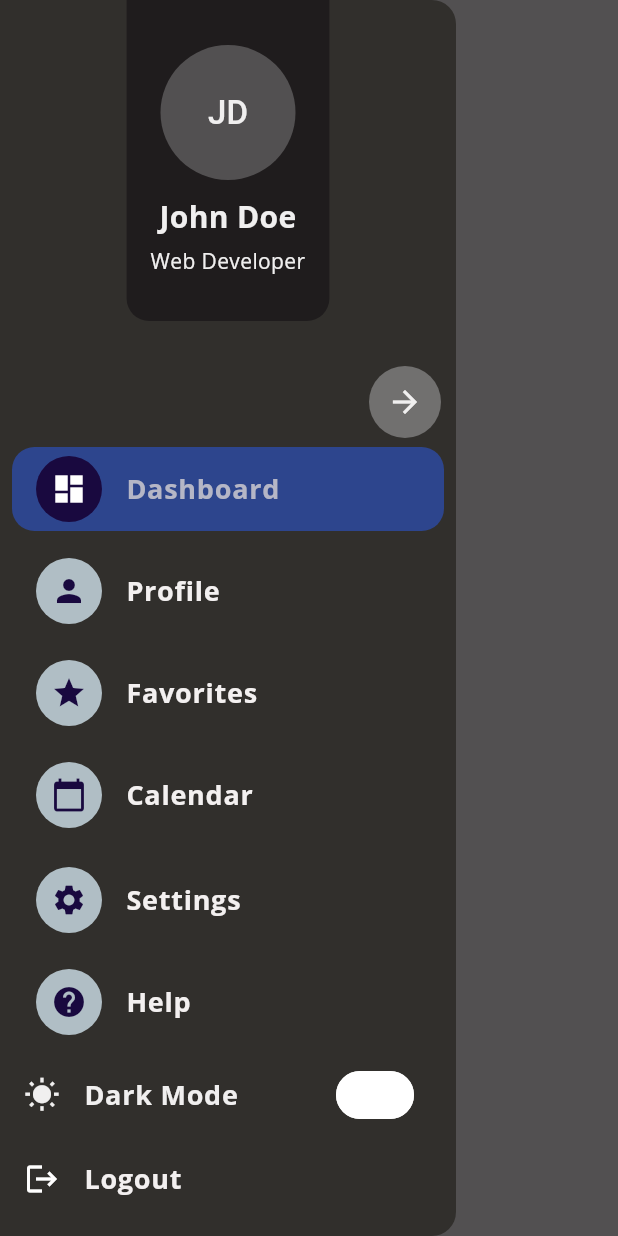
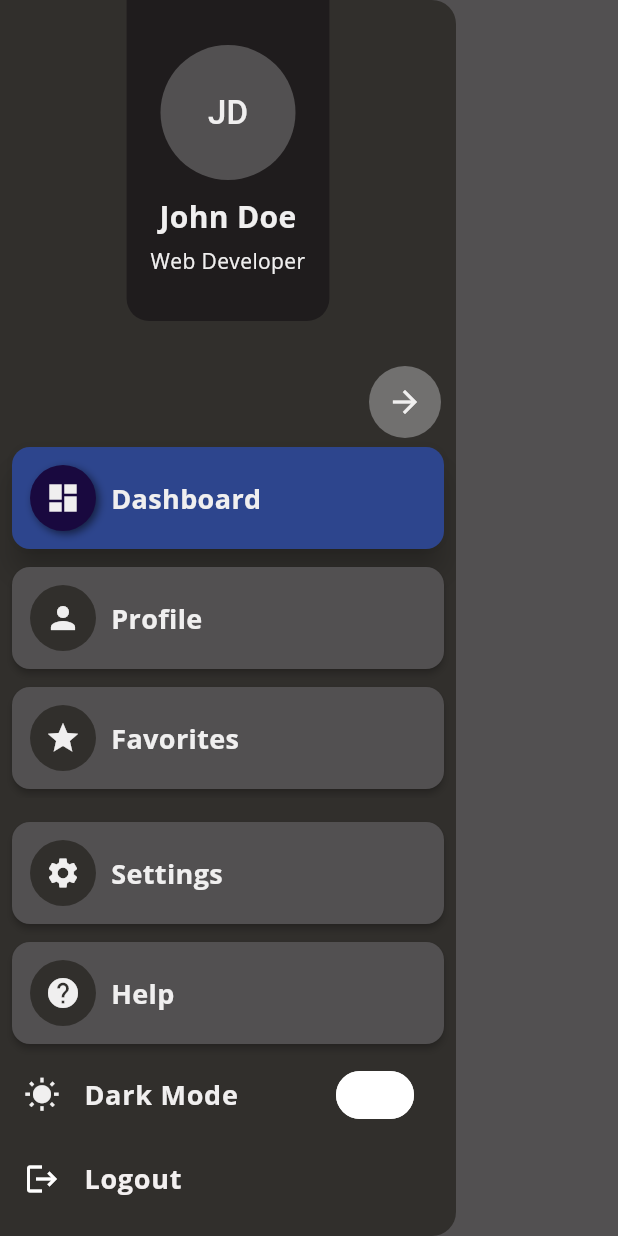
Before and after one commit to Abdirahmannor/task_manager_app, a Flutter app: the SidebarDrawer widget shown alone on an empty page, opened directly with empty values, on a phone screen of 412 x 824 dp. Run offline on Flutter 3.47's test engine with Material 3 defaults, Android fonts, the light colour scheme and no system bars; our stand-ins replace google_fonts, hive, hive_flutter, shared_preferences, sqflite, table_calendar; missing offline and left inert: bitsdojo_window, window_manager; accounts and stored records are empty.

Commit message:
Updated SidebarTabCard for better design with shadows and rounded backgrounds.

```diff
--- a/lib/theme/app_theme.dart
+++ b/lib/theme/app_theme.dart
@@ -25,6 +25,7 @@ class AppTheme {
       Color(0xFFB0BEC5); // Light Mode Inactive icon color
   static const Color sidebarTextColor =
       Color.fromARGB(255, 243, 240, 240); // Light Mode Sidebar text color
+  static const Color lighticoncolor = textColor;
 
   static const Color buttonColor = Color(0xFF1A73E8); // Button Color
   static const Color textColor =
@@ -57,6 +58,7 @@ class AppTheme {
   static const Color darkSidebarTextColor =
       Color.fromARGB(255, 226, 222, 222); // Dark Mode Sidebar text color
   static const Color darkIsHover = Color.fromARGB(255, 25, 9, 63); // Dark Hover
+  static const Color darkiconcolor = darkTextColor;
 
   static final TextStyle sidebarTextStyle = GoogleFonts.openSans(
     fontSize: 18,
--- a/lib/ui/widgets/sidebar_drawer.dart
+++ b/lib/ui/widgets/sidebar_drawer.dart
@@ -4,6 +4,8 @@ import '../../theme/theme_manager.dart';
 import '../../theme/app_theme.dart';
 import '../screens/sign_in_screen.dart';
 import 'package:shared_preferences/shared_preferences.dart';
+
+import 'sidebar_tab_card.dart';
 
 class SidebarDrawer extends StatefulWidget {
   final Function(String) onPageSelected;
@@ -238,37 +240,10 @@ class _SidebarDrawerState extends State<SidebarDrawer> {
           isHovering = false; // Set hovering state to false
         });
       },
-      child: Container(
-        margin: const EdgeInsets.symmetric(horizontal: 8.0, vertical: 6.0),
-        decoration: BoxDecoration(
-          color: isActive || isHovering
-              ? AppTheme.sidebarSelectedColor
-              : Colors.transparent,
-          borderRadius: BorderRadius.circular(15),
-        ),
-        child: ListTile(
-          leading: Container(
-            padding: const EdgeInsets.all(10.0),
-            decoration: BoxDecoration(
-              color: isActive || isHovering
-                  ? AppTheme.darkIsHover
-                  : AppTheme.sidebarInactiveIconColor,
-              borderRadius: BorderRadius.circular(30),
-            ),
-            child: Icon(
-              icon,
-              color:
-                  isActive || isHovering ? Colors.white : AppTheme.darkIsHover,
-            ),
-          ),
-          title: Text(
-            label,
-            style: AppTheme.sidebarTextStyle.copyWith(
-              color: isActive
-                  ? const Color.fromARGB(199, 219, 214, 214)
-                  : AppTheme.sidebarTextColor,
-            ),
-          ),
+      child: SidebarTabCard(
+        title: label,
+        icon: icon,
+        isActive: isActive || isHovering,
         onTap: () {
           setState(() {
             activeTab = label; // Set the active tab
@@ -276,7 +251,6 @@ class _SidebarDrawerState extends State<SidebarDrawer> {
           widget.onPageSelected(label);
         },
       ),
-      ),
     );
   }
 }
--- /dev/null
+++ b/lib/ui/widgets/sidebar_tab_card.dart
@@ -0,0 +1,75 @@
+import 'package:flutter/material.dart';
+import 'package:google_fonts/google_fonts.dart';
+import '../../theme/app_theme.dart';
+
+class SidebarTabCard extends StatelessWidget {
+  final String title;
+  final IconData icon;
+  final bool isActive;
+  final VoidCallback onTap;
+
+  const SidebarTabCard({
+    Key? key,
+    required this.title,
+    required this.icon,
+    required this.isActive,
+    required this.onTap,
+  }) : super(key: key);
+
+  @override
+  Widget build(BuildContext context) {
+    final isDarkMode = Theme.of(context).brightness == Brightness.dark;
+
+    return GestureDetector(
+      onTap: onTap,
+      child: Card(
+        elevation: isActive ? 8 : 2, // Elevation based on active state
+        shape: RoundedRectangleBorder(
+          borderRadius: BorderRadius.circular(12), // Rounded corners
+        ),
+        margin: const EdgeInsets.symmetric(vertical: 6, horizontal: 8),
+        color:
+            isActive ? AppTheme.sidebarSelectedColor : AppTheme.backgroundColor,
+        child: Padding(
+          padding: const EdgeInsets.all(12), // Padding inside the card
+          child: Row(
+            children: [
+              Container(
+                padding: const EdgeInsets.all(10),
+                decoration: BoxDecoration(
+                  color: isActive
+                      ? AppTheme.darkIsHover
+                      : isDarkMode
+                          ? AppTheme.darkSidebarIconColor
+                          : AppTheme.lightSidebarBackgroundColor,
+                  borderRadius: BorderRadius.circular(30),
+                  boxShadow: [
+                    BoxShadow(
+                      color: isActive ? Colors.black54 : Colors.transparent,
+                      blurRadius: 4.0,
+                      offset: const Offset(2.0, 2.0),
+                    ),
+                  ],
+                ),
+                child: Icon(
+                  icon,
+                  color: isDarkMode
+                      ? AppTheme.darkiconcolor
+                      : AppTheme.lighticoncolor,
+                ),
+              ),
+              const SizedBox(width: 10), // Space between icon and text
+              Text(
+                title,
+                style: AppTheme.sidebarTextStyle.copyWith(
+                  color:
+                      isDarkMode ? AppTheme.darkTextColor : AppTheme.textColor,
+                ),
+              ),
+            ],
+          ),
+        ),
+      ),
+    );
+  }
+}
```
Lines whose indentation alone changed are shown as unchanged.
